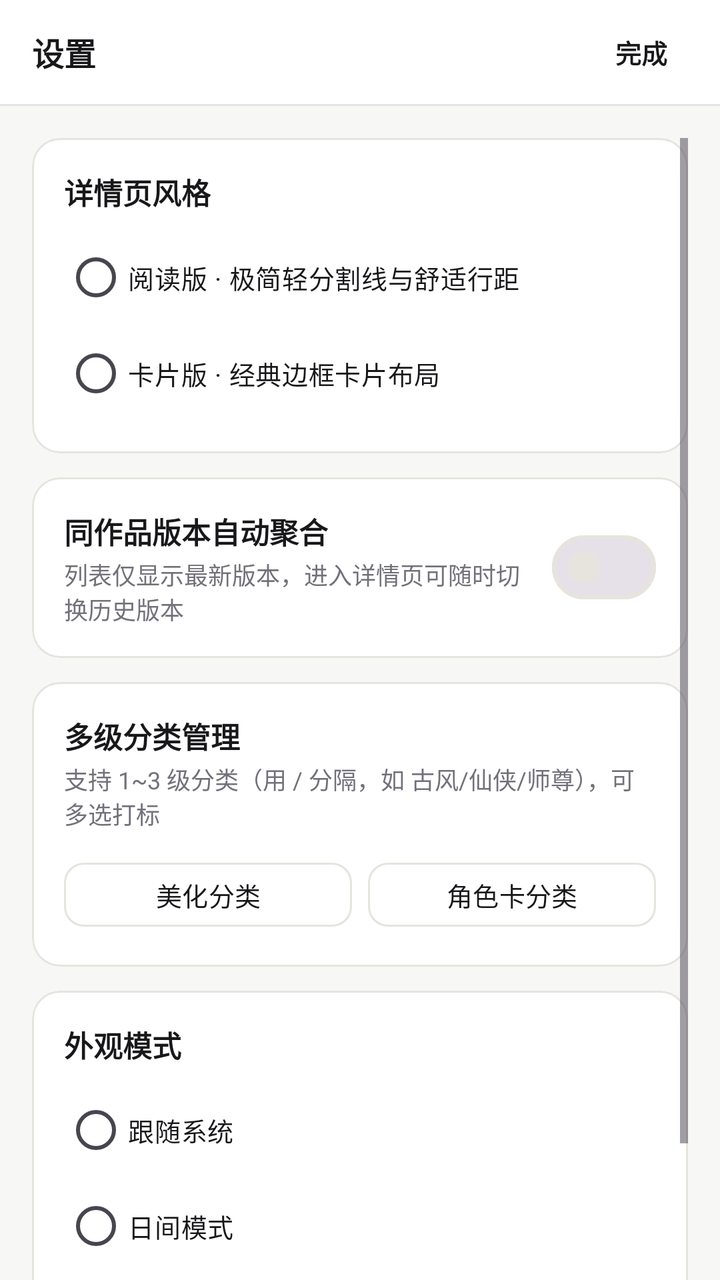
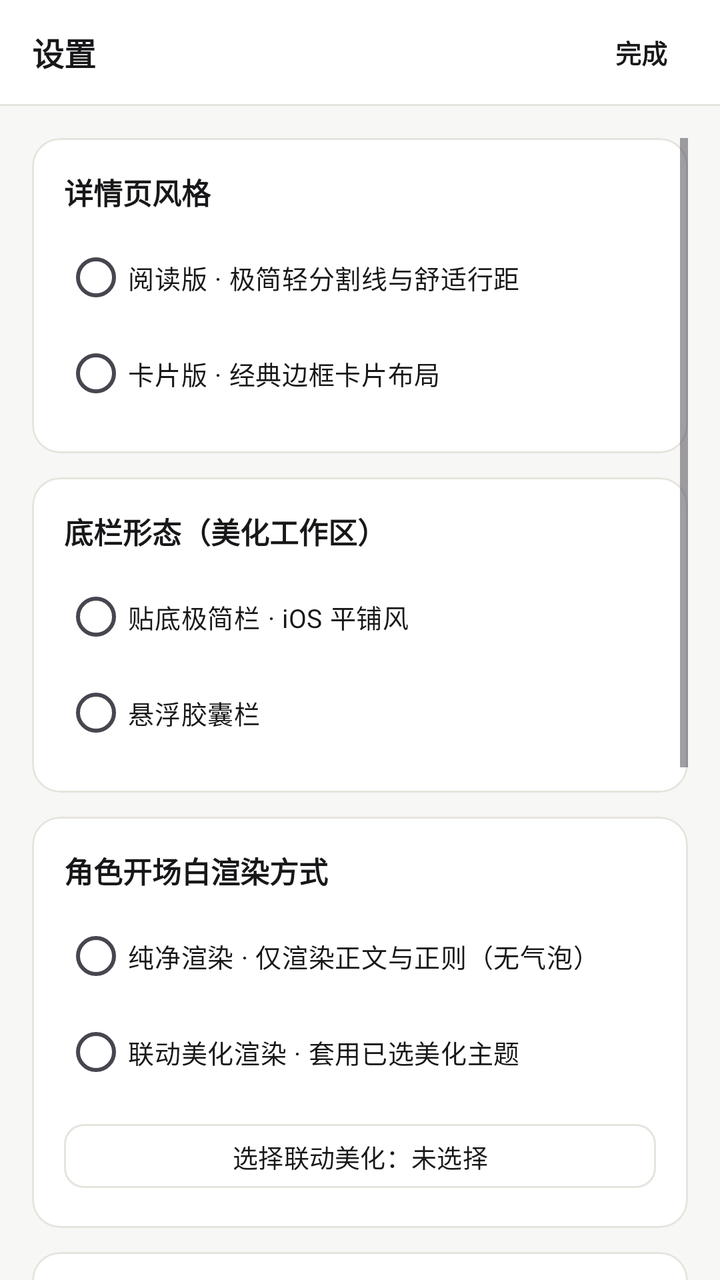

Before-and-after screenshots of an Android layout around one commit, followed by the original layout XML and the change that was made.
<!-- AndroidManifest.xml: application theme Theme.STThemeVault -->
<!-- res/layout/activity_settings.xml -->
<?xml version="1.0" encoding="utf-8"?>
<LinearLayout xmlns:android="http://schemas.android.com/apk/res/android"
    xmlns:app="http://schemas.android.com/apk/res-auto"
    android:layout_width="match_parent"
    android:layout_height="match_parent"
    android:background="@color/bg"
    android:orientation="vertical">

    
    <LinearLayout
        android:layout_width="match_parent"
        android:layout_height="52dp"
        android:background="@color/surface"
        android:gravity="center_vertical"
        android:orientation="horizontal"
        android:paddingHorizontal="16dp">

        <TextView
            android:layout_width="0dp"
            android:layout_height="wrap_content"
            android:layout_weight="1"
            android:text="设置"
            android:textColor="@color/text_primary"
            android:textSize="16sp"
            android:textStyle="bold" />

        <com.google.android.material.button.MaterialButton
            android:id="@+id/btnCloseSettings"
            style="@style/Widget.Material3.Button.TextButton"
            android:layout_width="wrap_content"
            android:layout_height="34dp"
            android:insetTop="0dp"
            android:insetBottom="0dp"
            android:minWidth="0dp"
            android:paddingHorizontal="10dp"
            android:text="完成"
            android:textColor="@color/text_primary"
            android:textSize="13sp"
            android:textStyle="bold" />
    </LinearLayout>

    <View
        android:layout_width="match_parent"
        android:layout_height="1dp"
        android:background="@color/border" />

    <ScrollView
        android:layout_width="match_parent"
        android:layout_height="0dp"
        android:layout_weight="1"
        android:clipToPadding="false"
        android:padding="16dp">

        <LinearLayout
            android:layout_width="match_parent"
            android:layout_height="wrap_content"
            android:orientation="vertical">

            
            <com.google.android.material.card.MaterialCardView
                android:layout_width="match_parent"
                android:layout_height="wrap_content"
                android:layout_marginBottom="12dp"
                app:cardBackgroundColor="@color/surface"
                app:cardCornerRadius="14dp"
                app:cardElevation="0dp"
                app:strokeColor="@color/border"
                app:strokeWidth="1dp">

                <LinearLayout
                    android:layout_width="match_parent"
                    android:layout_height="wrap_content"
                    android:orientation="vertical"
                    android:padding="16dp">

                    <TextView
                        android:layout_width="wrap_content"
                        android:layout_height="wrap_content"
                        android:text="详情页风格"
                        android:textColor="@color/text_primary"
                        android:textSize="14.5sp"
                        android:textStyle="bold" />

                    <RadioGroup
                        android:id="@+id/rgDetailStyle"
                        android:layout_width="match_parent"
                        android:layout_height="wrap_content"
                        android:layout_marginTop="8dp">

                        <RadioButton
                            android:id="@+id/rbStyleEditorial"
                            android:layout_width="match_parent"
                            android:layout_height="wrap_content"
                            android:buttonTint="@color/accent"
                            android:text="阅读版 · 极简轻分割线与舒适行距"
                            android:textColor="@color/text_primary"
                            android:textSize="13sp" />

                        <RadioButton
                            android:id="@+id/rbStyleCard"
                            android:layout_width="match_parent"
                            android:layout_height="wrap_content"
                            android:buttonTint="@color/accent"
                            android:text="卡片版 · 经典边框卡片布局"
                            android:textColor="@color/text_primary"
                            android:textSize="13sp" />
                    </RadioGroup>
                </LinearLayout>
            </com.google.android.material.card.MaterialCardView>

            
            <com.google.android.material.card.MaterialCardView
                android:layout_width="match_parent"
                android:layout_height="wrap_content"
                android:layout_marginBottom="12dp"
                app:cardBackgroundColor="@color/surface"
                app:cardCornerRadius="14dp"
                app:cardElevation="0dp"
                app:strokeColor="@color/border"
                app:strokeWidth="1dp">

                <LinearLayout
                    android:layout_width="match_parent"
                    android:layout_height="wrap_content"
                    android:gravity="center_vertical"
                    android:orientation="horizontal"
                    android:padding="16dp">

                    <LinearLayout
                        android:layout_width="0dp"
                        android:layout_height="wrap_content"
                        android:layout_weight="1"
                        android:orientation="vertical">

                        <TextView
                            android:layout_width="wrap_content"
                            android:layout_height="wrap_content"
                            android:text="同作品版本自动聚合"
                            android:textColor="@color/text_primary"
                            android:textSize="14.5sp"
                            android:textStyle="bold" />

                        <TextView
                            android:layout_width="wrap_content"
                            android:layout_height="wrap_content"
                            android:layout_marginTop="2dp"
                            android:text="列表仅显示最新版本，进入详情页可随时切换历史版本"
                            android:textColor="@color/text_muted"
                            android:textSize="12sp" />
                    </LinearLayout>

                    <com.google.android.material.materialswitch.MaterialSwitch
                        android:id="@+id/swGroupVersions"
                        android:layout_width="wrap_content"
                        android:layout_height="wrap_content"
                        android:layout_marginStart="10dp" />
                </LinearLayout>
            </com.google.android.material.card.MaterialCardView>

            
            <com.google.android.material.card.MaterialCardView
                android:layout_width="match_parent"
                android:layout_height="wrap_content"
                android:layout_marginBottom="12dp"
                app:cardBackgroundColor="@color/surface"
                app:cardCornerRadius="14dp"
                app:cardElevation="0dp"
                app:strokeColor="@color/border"
                app:strokeWidth="1dp">

                <LinearLayout
                    android:layout_width="match_parent"
                    android:layout_height="wrap_content"
                    android:orientation="vertical"
                    android:padding="16dp">

                    <TextView
                        android:layout_width="wrap_content"
                        android:layout_height="wrap_content"
                        android:text="多级分类管理"
                        android:textColor="@color/text_primary"
                        android:textSize="14.5sp"
                        android:textStyle="bold" />

                    <TextView
                        android:layout_width="wrap_content"
                        android:layout_height="wrap_content"
                        android:layout_marginTop="2dp"
                        android:text="支持 1~3 级分类（用 / 分隔，如 古风/仙侠/师尊），可多选打标"
                        android:textColor="@color/text_muted"
                        android:textSize="12sp" />

                    <LinearLayout
                        android:layout_width="match_parent"
                        android:layout_height="wrap_content"
                        android:layout_marginTop="12dp"
                        android:orientation="horizontal">

                        <com.google.android.material.button.MaterialButton
                            android:id="@+id/btnManageThemeCats"
                            style="@style/Widget.Material3.Button.OutlinedButton"
                            android:layout_width="0dp"
                            android:layout_height="40dp"
                            android:layout_marginEnd="8dp"
                            android:layout_weight="1"
                            android:text="美化分类"
                            android:textColor="@color/text_primary"
                            android:textSize="13sp"
                            app:cornerRadius="10dp"
                            app:strokeColor="@color/border" />

                        <com.google.android.material.button.MaterialButton
                            android:id="@+id/btnManageCharCats"
                            style="@style/Widget.Material3.Button.OutlinedButton"
                            android:layout_width="0dp"
                            android:layout_height="40dp"
                            android:layout_weight="1"
                            android:text="角色卡分类"
                            android:textColor="@color/text_primary"
                            android:textSize="13sp"
                            app:cornerRadius="10dp"
                            app:strokeColor="@color/border" />
                    </LinearLayout>
                </LinearLayout>
            </com.google.android.material.card.MaterialCardView>

            
            <com.google.android.material.card.MaterialCardView
                android:layout_width="match_parent"
                android:layout_height="wrap_content"
                app:cardBackgroundColor="@color/surface"
                app:cardCornerRadius="14dp"
                app:cardElevation="0dp"
                app:strokeColor="@color/border"
                app:strokeWidth="1dp">

                <LinearLayout
                    android:layout_width="match_parent"
                    android:layout_height="wrap_content"
                    android:orientation="vertical"
                    android:padding="16dp">

                    <TextView
                        android:layout_width="wrap_content"
                        android:layout_height="wrap_content"
                        android:text="外观模式"
                        android:textColor="@color/text_primary"
                        android:textSize="14.5sp"
                        android:textStyle="bold" />

                    <RadioGroup
                        android:id="@+id/rgNightMode"
                        android:layout_width="match_parent"
                        android:layout_height="wrap_content"
                        android:layout_marginTop="8dp">

                        <RadioButton
                            android:id="@+id/rbThemeSystem"
                            android:layout_width="match_parent"
                            android:layout_height="wrap_content"
                            android:buttonTint="@color/accent"
                            android:text="跟随系统"
                            android:textColor="@color/text_primary"
                            android:textSize="13sp" />

                        <RadioButton
                            android:id="@+id/rbThemeLight"
                            android:layout_width="match_parent"
                            android:layout_height="wrap_content"
                            android:buttonTint="@color/accent"
                            android:text="日间模式"
                            android:textColor="@color/text_primary"
                            android:textSize="13sp" />

                        <RadioButton
                            android:id="@+id/rbThemeDark"
                            android:layout_width="match_parent"
                            android:layout_height="wrap_content"
                            android:buttonTint="@color/accent"
                            android:text="夜间模式"
                            android:textColor="@color/text_primary"
                            android:textSize="13sp" />
                    </RadioGroup>
                </LinearLayout>
            </com.google.android.material.card.MaterialCardView>

        </LinearLayout>
    </ScrollView>
</LinearLayout>
<!-- resources referenced by this layout -->
<resources>
  <color name="accent">#18181B</color>
  <color name="bg">#F7F7F5</color>
  <color name="border">#E6E4DD</color>
  <color name="surface">#FFFFFF</color>
  <color name="text_muted">#71717A</color>
  <color name="text_primary">#18181B</color>
  <style name="Theme.STThemeVault" parent="Theme.Material3.DayNight.NoActionBar">
          <item name="colorPrimary">@color/accent</item>
          <item name="colorOnPrimary">@color/on_accent</item>
          <item name="colorSecondary">@color/text_muted</item>
          <item name="colorSecondaryContainer">@color/surface_2</item>
          <item name="colorOnSecondaryContainer">@color/text_primary</item>
          <item name="colorSurface">@color/surface</item>
          <item name="colorOnSurface">@color/text_primary</item>
          <item name="colorSurfaceContainerHigh">@color/surface</item>
          <item name="colorOutline">@color/border</item>
          <item name="android:windowBackground">@color/bg</item>
          <item name="android:statusBarColor">@color/bg</item>
          <item name="android:navigationBarColor">@color/surface</item>
          <item name="android:windowLightStatusBar">true</item>
          <item name="android:windowLightNavigationBar" tools:targetApi="27">true</item>
      </style>
  <color name="on_accent">#FFFFFF</color>
  <color name="surface_2">#F0EFEA</color>
</resources>

<!-- the commit's change to res/layout/activity_settings.xml (unified diff, before → after) -->
@@ -122,6 +122,122 @@
                 <LinearLayout
                     android:layout_width="match_parent"
                     android:layout_height="wrap_content"
+                    android:orientation="vertical"
+                    android:padding="16dp">
+
+                    <TextView
+                        android:layout_width="wrap_content"
+                        android:layout_height="wrap_content"
+                        android:text="底栏形态（美化工作区）"
+                        android:textColor="@color/text_primary"
+                        android:textSize="14.5sp"
+                        android:textStyle="bold" />
+
+                    <RadioGroup
+                        android:id="@+id/rgBottomBarStyle"
+                        android:layout_width="match_parent"
+                        android:layout_height="wrap_content"
+                        android:layout_marginTop="8dp">
+
+                        <RadioButton
+                            android:id="@+id/rbBottomIosFlat"
+                            android:layout_width="match_parent"
+                            android:layout_height="wrap_content"
+                            android:buttonTint="@color/accent"
+                            android:text="贴底极简栏 · iOS 平铺风"
+                            android:textColor="@color/text_primary"
+                            android:textSize="13sp" />
+
+                        <RadioButton
+                            android:id="@+id/rbBottomFloating"
+                            android:layout_width="match_parent"
+                            android:layout_height="wrap_content"
+                            android:buttonTint="@color/accent"
+                            android:text="悬浮胶囊栏"
+                            android:textColor="@color/text_primary"
+                            android:textSize="13sp" />
+                    </RadioGroup>
+                </LinearLayout>
+            </com.google.android.material.card.MaterialCardView>
+
+            
+            <com.google.android.material.card.MaterialCardView
+                android:layout_width="match_parent"
+                android:layout_height="wrap_content"
+                android:layout_marginBottom="12dp"
+                app:cardBackgroundColor="@color/surface"
+                app:cardCornerRadius="14dp"
+                app:cardElevation="0dp"
+                app:strokeColor="@color/border"
+                app:strokeWidth="1dp">
+
+                <LinearLayout
+                    android:layout_width="match_parent"
+                    android:layout_height="wrap_content"
+                    android:orientation="vertical"
+                    android:padding="16dp">
+
+                    <TextView
+                        android:layout_width="wrap_content"
+                        android:layout_height="wrap_content"
+                        android:text="角色开场白渲染方式"
+                        android:textColor="@color/text_primary"
+                        android:textSize="14.5sp"
+                        android:textStyle="bold" />
+
+                    <RadioGroup
+                        android:id="@+id/rgGreetingRenderMode"
+                        android:layout_width="match_parent"
+                        android:layout_height="wrap_content"
+                        android:layout_marginTop="8dp">
+
+                        <RadioButton
+                            android:id="@+id/rbGreetingPlain"
+                            android:layout_width="match_parent"
+                            android:layout_height="wrap_content"
+                            android:buttonTint="@color/accent"
+                            android:text="纯净渲染 · 仅渲染正文与正则（无气泡）"
+                            android:textColor="@color/text_primary"
+                            android:textSize="13sp" />
+
+                        <RadioButton
+                            android:id="@+id/rbGreetingTheme"
+                            android:layout_width="match_parent"
+                            android:layout_height="wrap_content"
+                            android:buttonTint="@color/accent"
+                            android:text="联动美化渲染 · 套用已选美化主题"
+                            android:textColor="@color/text_primary"
+                            android:textSize="13sp" />
+                    </RadioGroup>
+
+                    <com.google.android.material.button.MaterialButton
+                        android:id="@+id/btnPickGreetingTheme"
+                        style="@style/Widget.Material3.Button.OutlinedButton"
+                        android:layout_width="match_parent"
+                        android:layout_height="40dp"
+                        android:layout_marginTop="8dp"
+                        android:text="选择联动美化：未选择"
+                        android:textColor="@color/text_primary"
+                        android:textSize="12.5sp"
+                        app:cornerRadius="10dp"
+                        app:strokeColor="@color/border" />
+                </LinearLayout>
+            </com.google.android.material.card.MaterialCardView>
+
+            
+            <com.google.android.material.card.MaterialCardView
+                android:layout_width="match_parent"
+                android:layout_height="wrap_content"
+                android:layout_marginBottom="12dp"
+                app:cardBackgroundColor="@color/surface"
+                app:cardCornerRadius="14dp"
+                app:cardElevation="0dp"
+                app:strokeColor="@color/border"
+                app:strokeWidth="1dp">
+
+                <LinearLayout
+                    android:layout_width="match_parent"
+                    android:layout_height="wrap_content"
                     android:gravity="center_vertical"
                     android:orientation="horizontal"
                     android:padding="16dp">
